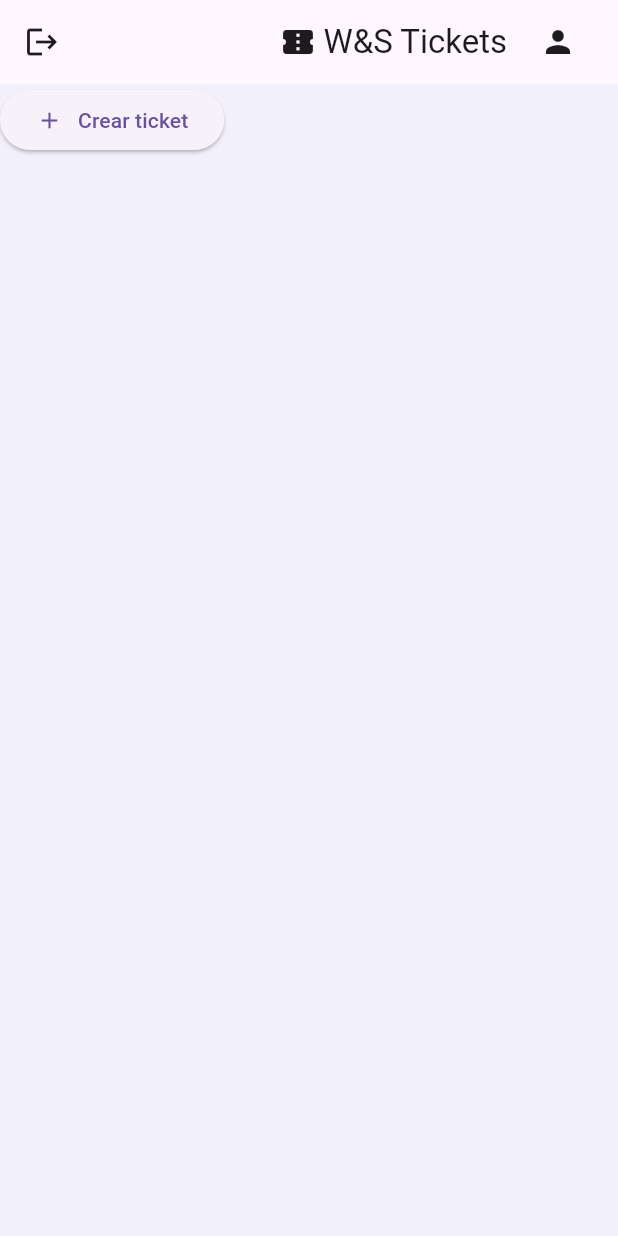
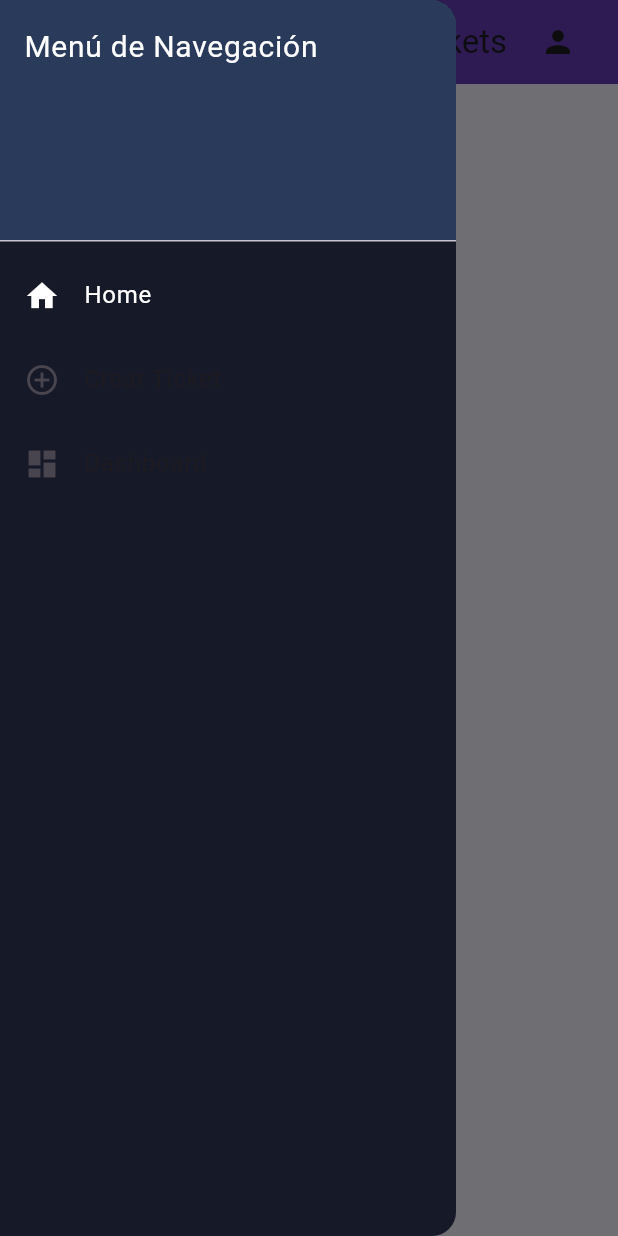
Before and after one commit to Zodicalprix/ticketsproyecto, a Flutter app: the Homepage screen opened directly, with the side drawer open (before the commit the screen has no drawer), on a phone screen of 412 x 824 dp. Run offline on Flutter 3.47's test engine with Material 3 defaults, Android fonts, the light colour scheme and no system bars; our stand-ins replace google_fonts.

Commit message:
Refactors and cleans up project structure
Removes unused screens (Home, Profile, Register, Recuperar_password) and widgets, streamlining the codebase.

Moves the Login screen to a 'src/screens' directory for better organization.

Updates the NDK version in `build.gradle.kts` to "27.0.12077973".

Adds google_fonts and updates dependencies.

```diff
--- a/lib/main.dart
+++ b/lib/main.dart
@@ -1,5 +1,5 @@
 import 'package:flutter/material.dart';
-import './screens/Login.dart';
+import 'src/screens/Login.dart';
 
 void main() => runApp(const MyApp());
 
--- a/lib/screens/Home.dart
+++ /dev/null
@@ -1,42 +0,0 @@
-import 'package:flutter/material.dart';
-import 'package:ticketsproyecto/screens/Profile.dart';
-import '../widgets/botones_icons.dart';
-
-class Homepage extends StatelessWidget {
-  const Homepage({super.key});
-
-  @override
-  Widget build(BuildContext context) {
-    return Scaffold(
-      backgroundColor: Color(0xFFF1F0FB),
-      appBar: AppBar(
-        automaticallyImplyLeading: false,
-        leading: IconButton(
-          icon: Icon(Icons.logout),
-          onPressed: (){
-            Navigator.pop(context);
-          },),
-        title: Row(
-          mainAxisAlignment: MainAxisAlignment.end,
-          children: [
-            Icon(Icons.confirmation_num,),
-            SizedBox(width: 5),
-            Text('W&S Tickets'),
-            SizedBox(width: 10),
-            Align(
-              child: IconButton(onPressed: (){
-                Navigator.push(context,
-                MaterialPageRoute(builder: (context) => const Porfilepagina()));
-              },
-              icon: Icon(Icons.person)),
-            )
-          ],
-        ),
-      ),
-      body:
-      Container(
-        child: BotonCrear(),
-      ),
-    );
-  }
-}
--- /dev/null
+++ b/lib/src/screens/Dashboard.dart
@@ -0,0 +1,16 @@
+import 'package:flutter/material.dart';
+
+class Dashboard extends StatelessWidget {
+  const Dashboard({super.key});
+
+  @override
+  Widget build(BuildContext context) {
+    return Scaffold(
+      body: Column(
+        children: [
+          Text('Prueba')
+        ],
+      ),
+    );
+  }
+}
--- /dev/null
+++ b/lib/src/screens/Home.dart
@@ -0,0 +1,94 @@
+import 'package:flutter/material.dart';
+import 'package:ticketsproyecto/src/screens/CrearTickets.dart';
+import 'package:ticketsproyecto/src/screens/Dashboard.dart';
+import 'package:ticketsproyecto/src/screens/Profile.dart';
+import '../widgets/botones_icons.dart';
+
+class Homepage extends StatelessWidget {
+  const Homepage({super.key});
+
+  @override
+  Widget build(BuildContext context) {
+    return Scaffold(
+      backgroundColor: Color(0xFFF1F0FB),
+      appBar: AppBar(
+        backgroundColor: Colors.deepPurple,
+        automaticallyImplyLeading: true, // para que se muestre el ícono del Drawer
+        title: Row(
+          mainAxisAlignment: MainAxisAlignment.end,
+          children: [
+            Icon(Icons.confirmation_num),
+            SizedBox(width: 5),
+            Text('W&S Tickets'),
+            SizedBox(width: 10),
+            IconButton(
+              onPressed: () {
+                Navigator.push(
+                  context,
+                  MaterialPageRoute(builder: (context) => const Porfilepagina()),
+                );
+              },
+              icon: Icon(Icons.person),
+            ),
+          ],
+        ),
+      ),
+      drawer: Drawer(
+        backgroundColor: Color(0xFF161927),
+        child: ListView(
+
+          padding: EdgeInsets.zero,
+          children: [
+            DrawerHeader(
+              decoration: BoxDecoration(color: Color(0xFF2A3A5B)),
+              child: Text(
+                'Menú de Navegación',
+                style: TextStyle(color: Colors.white, fontSize: 20),
+              ),
+            ),
+            ListTile(
+              leading: Icon(Icons.home,
+              color: Colors.white),
+              title: Text(
+                'Home',
+                style: TextStyle(
+                  color: Colors.white
+                ),
+              ),
+              onTap: () {
+                Navigator.pushReplacement(
+                  context,
+                  MaterialPageRoute(builder: (context) => const Homepage()),
+                );
+              },
+            ),
+            ListTile(
+              leading: Icon(Icons.add_circle_outline),
+              title: Text('Crear Ticket'),
+              onTap: () {
+                Navigator.pushReplacement(
+                  context,
+                  MaterialPageRoute(builder: (context) => const Dashboard()),
+                );
+              },
+            ),
+            ListTile(
+              leading: Icon(Icons.dashboard),
+              title: Text('Dashboard'),
+              onTap: () {
+                Navigator.pushReplacement(
+                  context,
+                  MaterialPageRoute(builder: (context) => const Creartickets()),
+                );
+              },
+            ),
+          ],
+        ),
+      ),
+      body: Container(
+        padding: const EdgeInsets.all(16.0),
+        child: BotonCrear(),
+      ),
+    );
+  }
+}
--- a/lib/screens/Login.dart
+++ b/lib/src/screens/Login.dart
@@ -1,5 +1,5 @@
 import 'package:flutter/material.dart';
-import 'package:ticketsproyecto/screens/Home.dart';
+import 'package:ticketsproyecto/src/screens/Home.dart';
 
 import '../widgets/campo_texto.dart';
 class Loginscreen extends StatelessWidget {
--- a/pubspec.yaml
+++ b/pubspec.yaml
@@ -34,6 +34,7 @@ dependencies:
   # The following adds the Cupertino Icons font to your application.
   # Use with the CupertinoIcons class for iOS style icons.
   cupertino_icons: ^1.0.8
+  google_fonts: ^6.2.1
 
 dev_dependencies:
   flutter_test:
```
Also changed, not shown: lib/screens/Profile.dart (deleted, +0 -71 lines), lib/src/Notas.txt (renamed from lib/screens/Notas.txt, +7 -0 lines), lib/src/screens/CrearTickets.dart (added, +10 -0 lines), lib/src/screens/Profile.dart (added, +115 -0 lines), lib/src/widgets/clipper_ola.dart (added, +29 -0 lines), lib/src/widgets/textos_fijos.dart (added, +35 -0 lines), lib/src/screens/Recuperar_password.dart (added), lib/src/screens/Register.dart (added), lib/src/widgets/botones_icons.dart (renamed from lib/widgets/botones_icons.dart), lib/src/widgets/campo_texto.dart (renamed from lib/widgets/campo_texto.dart), pubspec.lock, 2 other files.
